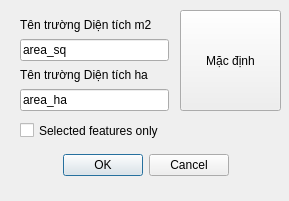
First picture: the form in AreaUpdateDialog.ui, repository jacknguyen2025/Bac_updatearea, before the edit.
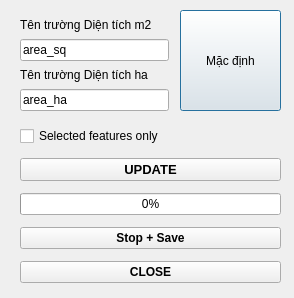
Second picture: the form after the edit.

```diff
--- a/AreaUpdateDialog.ui
+++ b/AreaUpdateDialog.ui
@@ -6,45 +6,13 @@
    <rect>
     <x>0</x>
     <y>0</y>
-    <width>289</width>
-    <height>201</height>
+    <width>294</width>
+    <height>298</height>
    </rect>
   </property>
   <property name="windowTitle">
    <string>Dialog</string>
   </property>
-  <widget class="QDialogButtonBox" name="buttonBox">
-   <property name="geometry">
-    <rect>
-     <x>20</x>
-     <y>150</y>
-     <width>251</width>
-     <height>31</height>
-    </rect>
-   </property>
-   <property name="orientation">
-    <enum>Qt::Horizontal</enum>
-   </property>
-   <property name="standardButtons">
-    <set>QDialogButtonBox::Cancel|QDialogButtonBox::Ok</set>
-   </property>
-   <property name="centerButtons">
-    <bool>true</bool>
-   </property>
-  </widget>
-  <widget class="QCheckBox" name="checkBox_selected_features">
-   <property name="geometry">
-    <rect>
-     <x>20</x>
-     <y>120</y>
-     <width>251</width>
-     <height>21</height>
-    </rect>
-   </property>
-   <property name="text">
-    <string>Selected features only</string>
-   </property>
-  </widget>
   <widget class="QPushButton" name="btnDefault">
    <property name="geometry">
     <rect>
@@ -58,7 +26,7 @@
     <string>Mặc định</string>
    </property>
   </widget>
-  <widget class="QWidget" name="">
+  <widget class="QWidget" name="layoutWidget">
    <property name="geometry">
     <rect>
      <x>20</x>
@@ -113,6 +81,72 @@
     </item>
    </layout>
   </widget>
+  <widget class="QWidget" name="layoutWidget">
+   <property name="geometry">
+    <rect>
+     <x>20</x>
+     <y>120</y>
+     <width>261</width>
+     <height>171</height>
+    </rect>
+   </property>
+   <layout class="QVBoxLayout" name="verticalLayout_2">
+    <item>
+     <widget class="QCheckBox" name="checkBox_selected_features">
+      <property name="text">
+       <string>Selected features only</string>
+      </property>
+     </widget>
+    </item>
+    <item>
+     <widget class="QPushButton" name="btnUpdate">
+      <property name="font">
+       <font>
+        <pointsize>10</pointsize>
+        <weight>75</weight>
+        <bold>true</bold>
+       </font>
+      </property>
+      <property name="text">
+       <string>UPDATE</string>
+      </property>
+     </widget>
+    </item>
+    <item>
+     <widget class="QProgressBar" name="progressBar">
+      <property name="value">
+       <number>0</number>
+      </property>
+     </widget>
+    </item>
+    <item>
+     <widget class="QPushButton" name="btnStopSave">
+      <property name="font">
+       <font>
+        <weight>75</weight>
+        <bold>true</bold>
+       </font>
+      </property>
+      <property name="text">
+       <string>Stop + Save</string>
+      </property>
+     </widget>
+    </item>
+    <item>
+     <widget class="QPushButton" name="btnClose">
+      <property name="font">
+       <font>
+        <weight>75</weight>
+        <bold>true</bold>
+       </font>
+      </property>
+      <property name="text">
+       <string>CLOSE</string>
+      </property>
+     </widget>
+    </item>
+   </layout>
+  </widget>
  </widget>
  <resources/>
  <connections>
```
Left out of the diff: 41 changed lines with no effect on the pictures.
